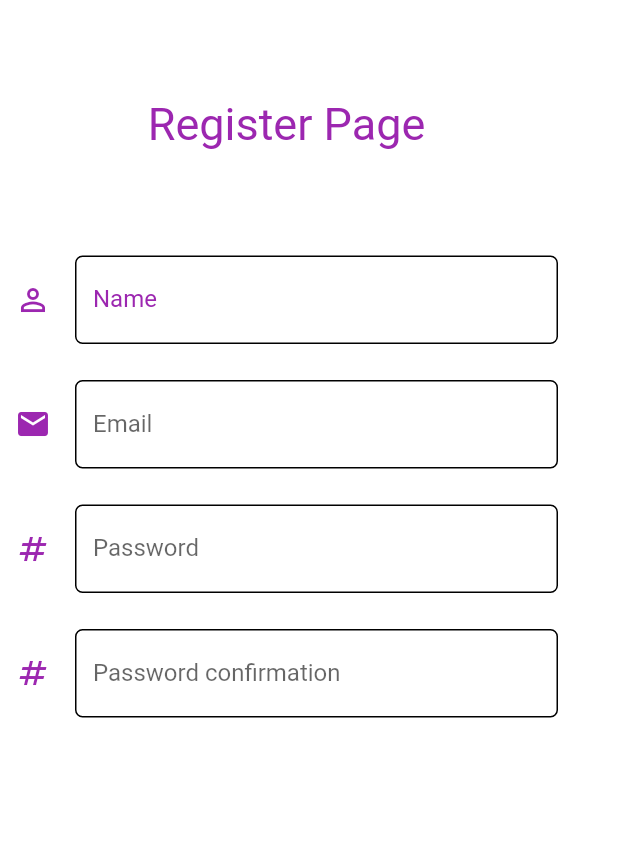
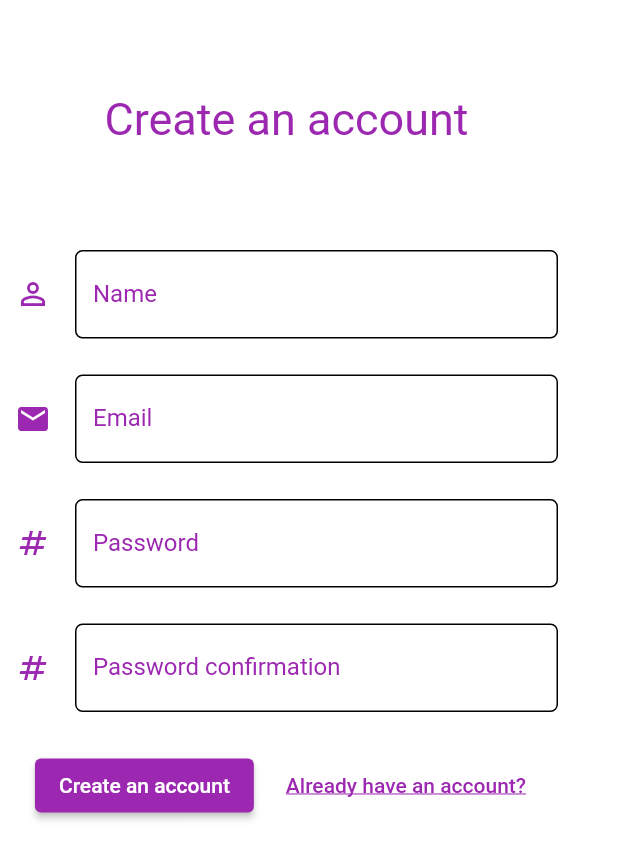
Before and after one commit to Tharsisboamorte/login_register_flutter_project, a Flutter app: the screen it shows after launch, after a tap on "Sign in", after a tap on "Sign up", on a phone screen of 412 x 824 dp. Shown: the top 860 px of the screen. Run offline on Flutter 3.47's test engine with Material 2 defaults, Android fonts, the phone set to English and light mode, and no system bars; our stand-ins replace email_validator.

Commit message:
Finished register screen and changes in login layout

```diff
--- a/lib/login.dart
+++ b/lib/login.dart
@@ -29,7 +29,7 @@ class _LoginState extends State<Login> {
           elevation: 0,
         ),
         body: SingleChildScrollView(
-        padding: const EdgeInsets.only(left: 30.0, right: 30.0,top: 60.0),
+          padding: const EdgeInsets.only(left: 30.0, right: 30.0, top: 60.0),
           keyboardDismissBehavior: ScrollViewKeyboardDismissBehavior.onDrag,
           scrollDirection: Axis.vertical,
           child: Column(
@@ -37,8 +37,9 @@ class _LoginState extends State<Login> {
             children: [
               Container(
                 alignment: Alignment.center,
-              padding: const EdgeInsets.only(bottom: 50.0,top: 150.0),
-              child: const Text("Welcome to login page",style: TextStyle(color: Colors.purple,fontSize: 25.0)),
+                padding: const EdgeInsets.only(bottom: 50.0, top: 150.0),
+                child: const Text("Welcome to login page",
+                    style: TextStyle(color: Colors.purple, fontSize: 25.0)),
               ),
               Form(
                   key: _formKey,
@@ -49,7 +50,8 @@ class _LoginState extends State<Login> {
                         controller: _emailController,
                         keyboardType: TextInputType.emailAddress,
                         decoration: const InputDecoration(
-                        icon: Icon(Icons.person_outline,color: Colors.purple),
+                          icon: Icon(
+                              Icons.person_outline, color: Colors.purple),
                           enabledBorder: OutlineInputBorder(
                               borderRadius: BorderRadius.horizontal(
                                   left: Radius.circular(5.0),
@@ -57,13 +59,15 @@ class _LoginState extends State<Login> {
                           ),
                           label: Text("Email"),
                           hintText: "fulano@exemplo.com",
-                        labelStyle: TextStyle(fontSize: 19.0, color: Colors.purple),
+                          labelStyle: TextStyle(
+                              fontSize: 19.0, color: Colors.purple),
                         ),
-                      validator: (email){
-                        if(email == null || email.isEmpty){
+                        validator: (email) {
+                          if (email == null || email.isEmpty) {
                             emailValid = false;
                             return "Enter your e-mail here.";
-                        } if (!EmailValidator.validate(email)){
+                          }
+                          if (!EmailValidator.validate(email)) {
                             emailValid = false;
                             return "Enter valid e-mail.";
                           }
@@ -71,25 +75,26 @@ class _LoginState extends State<Login> {
                           return null;
                         },
                       ),
-                    const Divider(height: 40.0,color: Colors.transparent),
+                      const Divider(height: 40.0, color: Colors.transparent),
                       TextFormField(
                         controller: _passwordController,
                         obscureText: true,
                         decoration: const InputDecoration(
-                        icon: Icon(Icons.numbers,color: Colors.purple),
+                          icon: Icon(Icons.numbers, color: Colors.purple),
                           enabledBorder: OutlineInputBorder(
                               borderRadius: BorderRadius.horizontal(
                                   left: Radius.circular(5.0),
                                   right: Radius.circular(5.0))
                           ),
                           label: Text("Password"),
-                        labelStyle: TextStyle(fontSize: 19.0,color: Colors.purple),
+                          labelStyle: TextStyle(
+                              fontSize: 19.0, color: Colors.purple),
                         ),
-                      validator: (password){
-                        if(password == null || password.isEmpty){
+                        validator: (password) {
+                          if (password == null || password.isEmpty) {
                             passwordValid = false;
                             return "Insert your password here";
-                        } else if( password.length < 8){
+                          } else if (password.length < 8) {
                             passwordValid = false;
                             return "Password has to be bigger than 8 chars";
                           }
@@ -97,32 +102,48 @@ class _LoginState extends State<Login> {
                           return null;
                         },
                       ),
-                    const Divider(height: 40.0, color: Colors.transparent),
-                    Column(
+                      Container(
+                        padding: const EdgeInsets.fromLTRB(
+                            25.0, 30.0, 25.0, 20.0),
+                        child: Column(
                           children: [
-                        ElevatedButton(onPressed: (){
-                          if(_formKey.currentState!.validate()){
+                            Padding(padding: const EdgeInsets.only(top: 30.0),
+                              child: ElevatedButton(onPressed: () {
+                                if (_formKey.currentState!.validate()) {
                                   ScaffoldMessenger.of(context).showSnackBar(
                                     const SnackBar(content: Text("Logged in")),
                                   );
                                 } else {
-                            passwordValid ? false : _passwordController.clear();
+                                  passwordValid ? false : _passwordController
+                                      .clear();
                                   emailValid ? false : _emailController.clear();
                                 }
                               },
-                          style: const ButtonStyle(backgroundColor:MaterialStatePropertyAll(Colors.purple)),
+                                style: ElevatedButton.styleFrom(
+                                    backgroundColor: Colors.purple,
+                                    minimumSize: const Size.fromHeight(50)
+                                ),
                                 child: const Text("Sign in"),
                               ),
-                        OutlinedButton(onPressed: (){
-                          Navigator.push(
+                            ),
+                             Padding(
+                              padding: const EdgeInsets.only(top: 20.0),
+                              child: OutlinedButton(onPressed: () {
+                                Navigator.pushReplacement(
                                     context,
                                     MaterialPageRoute(
                                         builder: (context) => const Register()
                                     ));
                               },
-                          child: const Text("Sign up",style: TextStyle(color: Colors.purple)),
+                                style: OutlinedButton.styleFrom(
+                                    minimumSize: const Size.fromHeight(50)
+                                ),
+                                child: const Text("Sign up", style: TextStyle(
+                                    color: Colors.purple)),
+                              ),
                             ),
                           ],
+                        ),
                       )
                     ],
                   )
--- a/lib/register.dart
+++ b/lib/register.dart
@@ -1,4 +1,5 @@
 import 'package:flutter/material.dart';
+import 'package:email_validator/email_validator.dart';
 import 'login.dart';
 
 class Register extends StatefulWidget {
@@ -13,6 +14,7 @@ class _RegisterState extends State<Register> {
 
   final _emailController = TextEditingController();
   final _passwordController = TextEditingController();
+  final _passwordCheckController = TextEditingController();
   final _nameController = TextEditingController();
 
   @override
@@ -33,7 +35,8 @@ class _RegisterState extends State<Register> {
           widthFactor: 1.0,
           child: Column(
             children: <Widget>[
-              const Text("Register Page", style: TextStyle(color: Colors.purple, fontSize: 30.0)),
+              const Text("Create an account",
+                  style: TextStyle(color: Colors.purple, fontSize: 30.0)),
               Padding(
                 padding: const EdgeInsets.only(top: 70.0),
                 child: Form(
@@ -55,6 +58,12 @@ class _RegisterState extends State<Register> {
                                     left: Radius.circular(5.0),
                                     right: Radius.circular(5.0))),
                           ),
+                          validator: (name) {
+                            if (name == null || name.isEmpty) {
+                              return "Insert your name here";
+                            }
+                            return null;
+                          },
                         ),
                         Padding(
                           padding: const EdgeInsets.only(top: 24.0),
@@ -67,11 +76,21 @@ class _RegisterState extends State<Register> {
                                 color: Colors.purple,
                               ),
                               label: Text("Email"),
+                              labelStyle: TextStyle(color: Colors.purple),
                               enabledBorder: OutlineInputBorder(
                                   borderRadius: BorderRadius.horizontal(
                                       left: Radius.circular(5.0),
                                       right: Radius.circular(5.0))),
                             ),
+                            validator: (email) {
+                              if (email == null || email.isEmpty) {
+                                return "Enter your e-mail here.";
+                              }
+                              if (!EmailValidator.validate(email)) {
+                                return "Enter valid e-mail.";
+                              }
+                              return null;
+                            },
                           ),
                         ),
                         Padding(
@@ -82,31 +101,89 @@ class _RegisterState extends State<Register> {
                             decoration: const InputDecoration(
                               icon: Icon(Icons.numbers, color: Colors.purple),
                               label: Text("Password"),
+                              labelStyle: TextStyle(color: Colors.purple),
                               enabledBorder: OutlineInputBorder(
                                   borderRadius: BorderRadius.horizontal(
                                       left: Radius.circular(5.0),
                                       right: Radius.circular(5.0))),
                             ),
+                            validator: (password) {
+                              if (password == null || password.isEmpty) {
+                                return "Insert your password here";
+                              } else if (password.length < 8) {
+                                return "Password has to be bigger than 8 chars";
+                              }
+                              return null;
+                            },
                           ),
                         ),
                         Padding(
                           padding: const EdgeInsets.only(top: 24.0),
                           child: TextFormField(
-                            controller: _passwordController,
+                            controller: _passwordCheckController,
                             keyboardType: TextInputType.visiblePassword,
                             decoration: const InputDecoration(
                               icon: Icon(Icons.numbers, color: Colors.purple),
                               label: Text("Password confirmation"),
+                              labelStyle: TextStyle(color: Colors.purple),
                               enabledBorder: OutlineInputBorder(
                                   borderRadius: BorderRadius.horizontal(
                                       left: Radius.circular(5.0),
                                       right: Radius.circular(5.0))),
                             ),
+                            validator: (passwordConfirm) {
+                              if (passwordConfirm == null ||
+                                  passwordConfirm.isEmpty ||
+                                  passwordConfirm != _passwordController.text) {
+                                return "Repeat first password here.";
+                              }
+                              return null;
+                            },
                           ),
                         ),
                       ],
                     )),
               ),
+              Padding(
+                padding: const EdgeInsets.only(top: 25.0),
+                child: Row(
+                  crossAxisAlignment: CrossAxisAlignment.center,
+                  mainAxisAlignment: MainAxisAlignment.spaceEvenly,
+                  children: [
+                    ElevatedButton(
+                      onPressed: () {
+                        if (_registerKey.currentState!.validate()) {
+                          ScaffoldMessenger.of(context).showSnackBar(
+                            const SnackBar(content: Text("Account created")),
+                          );
+                        }
+                      },
+                      style: const ButtonStyle(
+                          backgroundColor:
+                              MaterialStatePropertyAll(Colors.purple)),
+                      child: const Text("Create an account"),
+                    ),
+                    TextButton(
+                      onPressed: () {
+                        Navigator.pushReplacement(
+                            context,
+                            MaterialPageRoute(
+                                builder: (context) => const Login()
+                            ),
+                        );
+                      },
+                      style: const ButtonStyle(
+                        backgroundColor:
+                            MaterialStatePropertyAll(Colors.transparent),
+                      ),
+                      child: const Text("Already have an account?",
+                          style: TextStyle(
+                              color: Colors.purple,
+                              decoration: TextDecoration.underline)),
+                    )
+                  ],
+                ),
+              )
             ],
           ),
         ),
```
Lines whose indentation alone changed are shown as unchanged.
